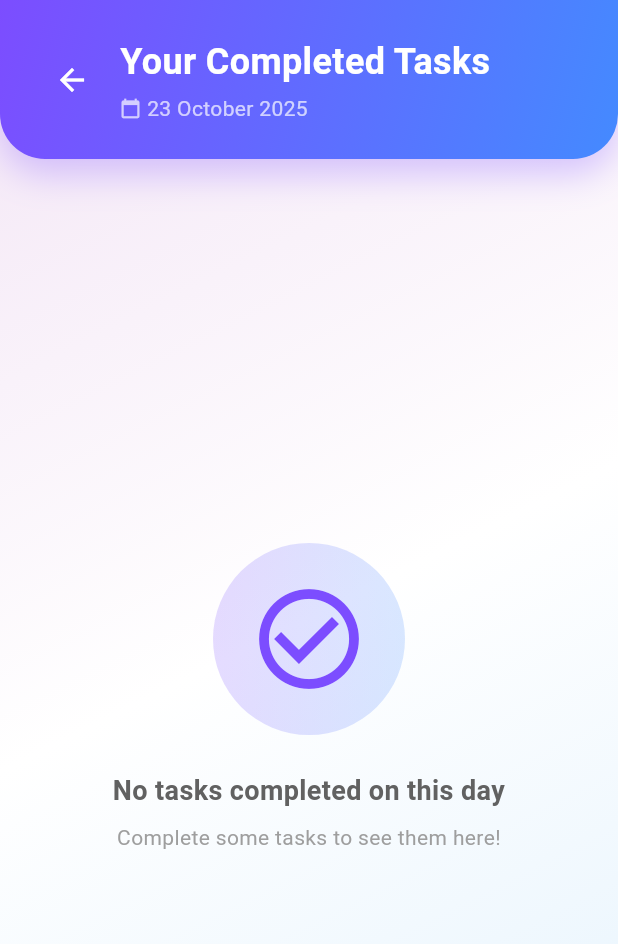
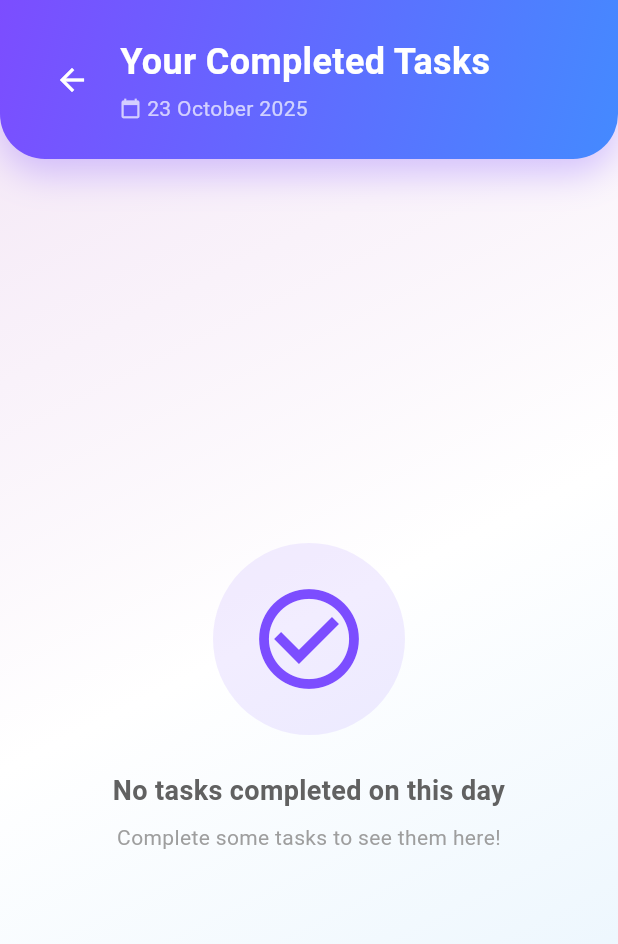
Before and after one commit to ankitraj4096/HabitFlow, a Flutter app: the DailyCompletedTasksPage screen opened directly with empty values, on a phone screen of 412 x 824 dp. Shown: the top 944 px of the screen. Run offline on Flutter 3.47's test engine with Material 3 defaults, Android fonts, the phone set to English and light mode, and no system bars; our stand-ins replace cloud_firestore, firebase_auth, firebase_core, flutter_heatmap_calendar, flutter_local_notifications, flutter_lucide and 3 more; accounts and stored records are empty.

Commit message:
Daily task color change

```diff
--- a/lib/component/daily_task_show.dart
+++ b/lib/component/daily_task_show.dart
@@ -1,10 +1,11 @@
 import 'package:cloud_firestore/cloud_firestore.dart';
+import 'package:demo/services/notes/firestore.dart';
 import 'package:demo/themes/tier_theme_provider.dart';
 import 'package:firebase_auth/firebase_auth.dart';
 import 'package:flutter/material.dart';
 import 'package:provider/provider.dart';
 
-class DailyCompletedTasksPage extends StatelessWidget {
+class DailyCompletedTasksPage extends StatefulWidget {
   final DateTime selectedDate;
   final String? viewingUserID;
   final String? viewingUsername;
@@ -16,11 +17,77 @@ class DailyCompletedTasksPage extends StatelessWidget {
     this.viewingUsername,
   });
 
-  bool get isOwnProfile => viewingUserID == null;
+  @override
+  State<DailyCompletedTasksPage> createState() =>
+      _DailyCompletedTasksPageState();
+}
+
+class _DailyCompletedTasksPageState extends State<DailyCompletedTasksPage> {
+  final FireStoreService _firestoreService = FireStoreService();
+
+  // Friend's tier colors
+  List<Color> friendGradientColors = [
+    const Color(0xFF7C4DFF),
+    const Color(0xFF448AFF),
+  ];
+  Color friendGlowColor = const Color(0xFF7C4DFF);
+  Color friendPrimaryColor = const Color(0xFF7C4DFF);
+  bool isLoadingFriendTier = true;
+
+  bool get isOwnProfile => widget.viewingUserID == null;
+
+  @override
+  void initState() {
+    super.initState();
+    if (!isOwnProfile) {
+      _loadFriendTierColors();
+    }
+  }
+
+  Future<void> _loadFriendTierColors() async {
+    try {
+      // Fetch friend's lifetime completed tasks
+      final friendUserDoc = await FirebaseFirestore.instance
+          .collection('users')
+          .doc(widget.viewingUserID!)
+          .get();
+
+      final friendLifetimeCount =
+          friendUserDoc.data()?['lifetimeCompletedTasks'] ?? 0;
+
+      // Get friend's tier
+      final tier = _firestoreService.getUserTier(friendLifetimeCount);
+
+      if (mounted) {
+        setState(() {
+          friendGlowColor = tier['glow'] as Color? ?? const Color(0xFF7C4DFF);
+          friendGradientColors = (tier['gradient'] as List<dynamic>?)
+                  ?.map((e) => e as Color)
+                  .toList() ??
+              [const Color(0xFF7C4DFF), const Color(0xFF448AFF)];
+          friendPrimaryColor = friendGlowColor;
+          isLoadingFriendTier = false;
+        });
+      }
+    } catch (e) {
+      debugPrint('Error loading friend tier colors: $e');
+      if (mounted) {
+        setState(() => isLoadingFriendTier = false);
+      }
+    }
+  }
 
   @override
   Widget build(BuildContext context) {
     final tierProvider = context.watch<TierThemeProvider>();
+
+    // Decide which colors to use
+    final displayGradient =
+        isOwnProfile ? tierProvider.gradientColors : friendGradientColors;
+    final displayGlowColor =
+        isOwnProfile ? tierProvider.glowColor : friendGlowColor;
+    final displayPrimaryColor =
+        isOwnProfile ? tierProvider.primaryColor : friendPrimaryColor;
 
     return Scaffold(
       body: Container(
@@ -34,8 +101,17 @@ class DailyCompletedTasksPage extends StatelessWidget {
         child: SafeArea(
           child: Column(
             children: [
-              _buildHeader(context, tierProvider),
-              Expanded(child: _buildTasksList(context)),
+              _buildHeader(
+                context,
+                displayGradient,
+                displayGlowColor,
+              ),
+              Expanded(
+                child: _buildTasksList(
+                  context,
+                  displayPrimaryColor,
+                ),
+              ),
             ],
           ),
         ),
@@ -43,15 +119,19 @@ class DailyCompletedTasksPage extends StatelessWidget {
     );
   }
 
-  Widget _buildHeader(BuildContext context, TierThemeProvider tierProvider) {
+  Widget _buildHeader(
+    BuildContext context,
+    List<Color> gradientColors,
+    Color glowColor,
+  ) {
     final dateStr =
-        '${selectedDate.day} ${_getMonthName(selectedDate.month)} ${selectedDate.year}';
+        '${widget.selectedDate.day} ${_getMonthName(widget.selectedDate.month)} ${widget.selectedDate.year}';
 
     return Container(
       width: double.infinity,
       decoration: BoxDecoration(
         gradient: LinearGradient(
-          colors: tierProvider.gradientColors,
+          colors: gradientColors,
           begin: Alignment.topLeft,
           end: Alignment.bottomRight,
         ),
@@ -61,7 +141,7 @@ class DailyCompletedTasksPage extends StatelessWidget {
         ),
         boxShadow: [
           BoxShadow(
-            color: tierProvider.glowColor.withValues(alpha: 0.3),
+            color: glowColor.withValues(alpha: 0.3),
             blurRadius: 20,
             offset: const Offset(0, 10),
           ),
@@ -85,7 +165,7 @@ class DailyCompletedTasksPage extends StatelessWidget {
                       Text(
                         isOwnProfile
                             ? 'Your Completed Tasks'
-                            : '$viewingUsername\'s Tasks',
+                            : '${widget.viewingUsername}\'s Tasks',
                         style: const TextStyle(
                           color: Colors.white,
                           fontSize: 24,
@@ -121,12 +201,13 @@ class DailyCompletedTasksPage extends StatelessWidget {
     );
   }
 
-  Widget _buildTasksList(BuildContext context) {
-    final userID =
-        isOwnProfile ? FirebaseAuth.instance.currentUser?.uid : viewingUserID;
+  Widget _buildTasksList(BuildContext context, Color primaryColor) {
+    final userID = isOwnProfile
+        ? FirebaseAuth.instance.currentUser?.uid
+        : widget.viewingUserID;
 
     if (userID == null) {
-      return _buildEmptyState('Unable to load tasks', context);
+      return _buildEmptyState('Unable to load tasks', primaryColor);
     }
 
     return FutureBuilder<List<Map<String, dynamic>>>(
@@ -134,15 +215,13 @@ class DailyCompletedTasksPage extends StatelessWidget {
       builder: (context, snapshot) {
         if (snapshot.hasError) {
           debugPrint('❌ Error loading tasks: ${snapshot.error}');
-          return _buildEmptyState('Error loading tasks', context);
+          return _buildEmptyState('Error loading tasks', primaryColor);
         }
 
         if (snapshot.connectionState == ConnectionState.waiting) {
-          final tierProvider = context.watch<TierThemeProvider>();
           return Center(
             child: CircularProgressIndicator(
-              valueColor:
-                  AlwaysStoppedAnimation<Color>(tierProvider.primaryColor),
+              valueColor: AlwaysStoppedAnimation<Color>(primaryColor),
             ),
           );
         }
@@ -150,7 +229,7 @@ class DailyCompletedTasksPage extends StatelessWidget {
         final allTasks = snapshot.data ?? [];
 
         if (allTasks.isEmpty) {
-          return _buildEmptyState('No tasks completed on this day', context);
+          return _buildEmptyState('No tasks completed on this day', primaryColor);
         }
 
         return ListView.builder(
@@ -164,16 +243,14 @@ class DailyCompletedTasksPage extends StatelessWidget {
     );
   }
 
-  // ✅ FIXED: Fetch BOTH regular tasks AND recurring tasks
   Future<List<Map<String, dynamic>>> _fetchAllCompletedTasks(
       String userID) async {
     try {
       final dateKey =
-          '${selectedDate.year}-${selectedDate.month.toString().padLeft(2, '0')}-${selectedDate.day.toString().padLeft(2, '0')}';
+          '${widget.selectedDate.year}-${widget.selectedDate.month.toString().padLeft(2, '0')}-${widget.selectedDate.day.toString().padLeft(2, '0')}';
 
       final List<Map<String, dynamic>> allTasks = [];
 
-      // 1️⃣ Fetch ALL notes (both recurring and non-recurring)
       final notesSnapshot = await FirebaseFirestore.instance
           .collection('user_notes')
           .doc(userID)
@@ -181,10 +258,10 @@ class DailyCompletedTasksPage extends StatelessWidget {
           .where('status', isEqualTo: 'accepted')
           .get();
 
-      final startOfDay =
-          DateTime(selectedDate.year, selectedDate.month, selectedDate.day);
-      final endOfDay = DateTime(selectedDate.year, selectedDate.month,
-          selectedDate.day, 23, 59, 59);
+      final startOfDay = DateTime(
+          widget.selectedDate.year, widget.selectedDate.month, widget.selectedDate.day);
+      final endOfDay = DateTime(widget.selectedDate.year, widget.selectedDate.month,
+          widget.selectedDate.day, 23, 59, 59);
 
       for (var doc in notesSnapshot.docs) {
         final data = doc.data();
@@ -192,7 +269,6 @@ class DailyCompletedTasksPage extends StatelessWidget {
         final taskId = doc.id;
 
         if (isRecurring) {
-          // ✅ Check if this recurring task was completed on the selected date
           final dateDoc = await FirebaseFirestore.instance
               .collection('recurringHistory')
               .doc(userID)
@@ -214,7 +290,6 @@ class DailyCompletedTasksPage extends StatelessWidget {
             });
           }
         } else {
-          // ✅ Regular task: check if completed on selected date
           final completedAt = data['completedAt'] as Timestamp?;
           final isCompleted = data['isCompleted'] == true;
 
@@ -337,15 +412,12 @@ class DailyCompletedTasksPage extends StatelessWidget {
                 ),
               ],
             ),
-
-            // Additional Info Row
             if (assignedBy != null || hasTimer || isRecurring) ...[
               const SizedBox(height: 12),
               Wrap(
                 spacing: 8,
                 runSpacing: 6,
                 children: [
-                  // ✅ Show recurring badge
                   if (isRecurring)
                     Container(
                       padding: const EdgeInsets.symmetric(
@@ -439,9 +511,7 @@ class DailyCompletedTasksPage extends StatelessWidget {
     );
   }
 
-  Widget _buildEmptyState(String message, BuildContext context) {
-    final tierProvider = context.watch<TierThemeProvider>();
-
+  Widget _buildEmptyState(String message, Color primaryColor) {
     return Center(
       child: Column(
         mainAxisAlignment: MainAxisAlignment.center,
@@ -449,17 +519,13 @@ class DailyCompletedTasksPage extends StatelessWidget {
           Container(
             padding: const EdgeInsets.all(24),
             decoration: BoxDecoration(
-              gradient: LinearGradient(
-                colors: tierProvider.gradientColors
-                    .map((c) => c.withValues(alpha: 0.2))
-                    .toList(),
-              ),
+              color: primaryColor.withValues(alpha: 0.1),
               shape: BoxShape.circle,
             ),
             child: Icon(
               Icons.check_circle_outline,
               size: 80,
-              color: tierProvider.primaryColor,
+              color: primaryColor,
             ),
           ),
           const SizedBox(height: 24),
--- a/lib/component/heatmap.dart
+++ b/lib/component/heatmap.dart
@@ -4,8 +4,8 @@ import 'package:flutter_heatmap_calendar/flutter_heatmap_calendar.dart';
 
 class HeatMapPage extends StatelessWidget {
   final Map<String, int> completionData;
-  final String? viewingUserID; // NEW: null if viewing own heatmap
-  final String? viewingUsername; // NEW
+  final String? viewingUserID;
+  final String? viewingUsername;
 
   const HeatMapPage({
     super.key,
```
